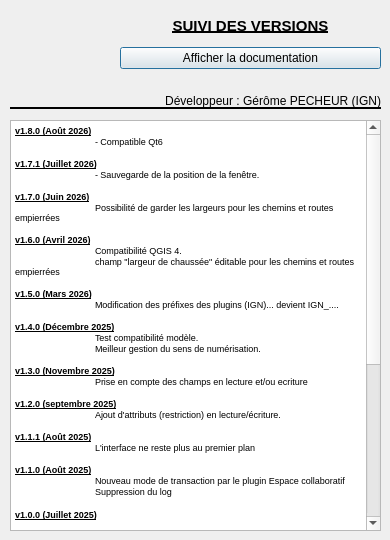
Above: aproposde.ui from IGNF/assistant-route-qgis-plugin before the change. Below: the same form after it.
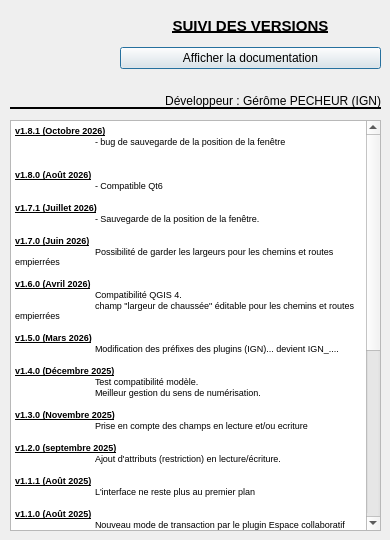
That is the form after the change. Icons and pictures are not drawn.

Commit message: correction bug de sauvegarde position fenêtre

Patch:
```diff
--- a/aproposde.ui
+++ b/aproposde.ui
@@ -100,6 +100,10 @@
 &lt;html&gt;&lt;head&gt;&lt;meta name=&quot;qrichtext&quot; content=&quot;1&quot; /&gt;&lt;style type=&quot;text/css&quot;&gt;
 p, li { white-space: pre-wrap; }
 &lt;/style&gt;&lt;/head&gt;&lt;body style=&quot; font-family:'MS Shell Dlg 2'; font-size:8.25pt; font-weight:400; font-style:normal;&quot;&gt;
+&lt;p style=&quot; margin-top:0px; margin-bottom:0px; margin-left:0px; margin-right:0px; -qt-block-indent:0; text-indent:0px;&quot;&gt;&lt;span style=&quot; font-size:7pt; font-weight:600; text-decoration: underline;&quot;&gt;v1.8.1 (Octobre 2026)&lt;/span&gt;&lt;/p&gt;
+&lt;p style=&quot; margin-top:0px; margin-bottom:0px; margin-left:0px; margin-right:0px; -qt-block-indent:0; text-indent:0px;&quot;&gt;&lt;span style=&quot; font-size:7pt;&quot;&gt;	- bug de sauvegarde de la position de la fenêtre&lt;/span&gt;&lt;/p&gt;
+&lt;p style=&quot;-qt-paragraph-type:empty; margin-top:0px; margin-bottom:0px; margin-left:0px; margin-right:0px; -qt-block-indent:0; text-indent:0px; font-size:7pt;&quot;&gt;&lt;br /&gt;&lt;/p&gt;
+&lt;p style=&quot;-qt-paragraph-type:empty; margin-top:0px; margin-bottom:0px; margin-left:0px; margin-right:0px; -qt-block-indent:0; text-indent:0px; font-size:7pt;&quot;&gt;&lt;br /&gt;&lt;/p&gt;
 &lt;p style=&quot; margin-top:0px; margin-bottom:0px; margin-left:0px; margin-right:0px; -qt-block-indent:0; text-indent:0px;&quot;&gt;&lt;span style=&quot; font-size:7pt; font-weight:600; text-decoration: underline;&quot;&gt;v1.8.0 (Août 2026)&lt;/span&gt;&lt;/p&gt;
 &lt;p style=&quot; margin-top:0px; margin-bottom:0px; margin-left:0px; margin-right:0px; -qt-block-indent:0; text-indent:0px;&quot;&gt;&lt;span style=&quot; font-size:7pt;&quot;&gt;	- Compatible Qt6&lt;/span&gt;&lt;/p&gt;
 &lt;p style=&quot;-qt-paragraph-type:empty; margin-top:0px; margin-bottom:0px; margin-left:0px; margin-right:0px; -qt-block-indent:0; text-indent:0px; font-size:7pt;&quot;&gt;&lt;br /&gt;&lt;/p&gt;
```
The commit also changes 14 other files.
